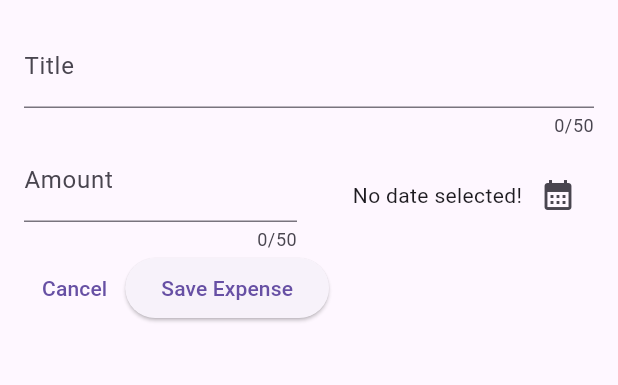
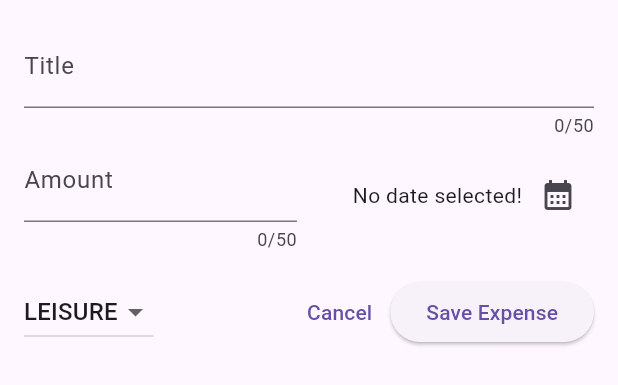
Before and after one commit to csk111165/Flutter-expense-tracker-app, a Flutter app: the NewExpense widget shown alone on an empty page, opened directly, on a phone screen of 412 x 824 dp. Shown: the top 385 px of the screen. Run offline on Flutter 3.47's test engine with Material 2 defaults, Android fonts, the phone set to English and light mode, and no system bars.

Commit message:
Adding dropdown and saving its value

```diff
--- a/lib/widgets/new_expense.dart
+++ b/lib/widgets/new_expense.dart
@@ -1,7 +1,8 @@
 import 'package:flutter/material.dart';
 import 'package:intl/intl.dart';
+import 'package:expense_tracker/models/expense.dart';
 
-final formatter =  DateFormat.yMd();
+final formatter = DateFormat.yMd();
 
 class NewExpense extends StatefulWidget {
   const NewExpense({super.key});
@@ -15,6 +16,7 @@ class _NewExpenseState extends State<NewExpense> {
   final _titleController = TextEditingController();
   final _amountController = TextEditingController();
   DateTime? _selectedDate;
+  Category _selectedCategory = Category.leisure;
 
   void _presentDatePicker() async {
     // predefined screen/widget provided by flutterS
@@ -67,26 +69,52 @@ class _NewExpenseState extends State<NewExpense> {
                   ),
                 ),
               ),
-              const SizedBox(width: 16,),
+              const SizedBox(
+                width: 16,
+              ),
               Expanded(
                 child: Row(
                   mainAxisAlignment: MainAxisAlignment.end,
                   crossAxisAlignment: CrossAxisAlignment.center,
                   children: [
                     // ! at the end of selecteDate suggests the flutter that the value won't be nulll
-                    Text(_selectedDate == null ? 'No date selected!': formatter.format(_selectedDate!)),
+                    Text(_selectedDate == null
+                        ? 'No date selected!'
+                        : formatter.format(_selectedDate!)),
                     IconButton(
                       onPressed: _presentDatePicker,
                       icon: const Icon(Icons.calendar_month),
                     ),
-
                   ],
                 ),
               ),
             ],
           ),
+          SizedBox(height: 16,),
           Row(
             children: [
+              DropdownButton(
+                value: _selectedCategory,
+                items: Category.values
+                    .map(
+                      (category) => DropdownMenuItem(
+                        value: category,
+                        child: Text(
+                          category.name.toUpperCase(),
+                        ),
+                      ),
+                    ).toList(), //toList to convert iterable to list
+                onChanged: (value) {
+                  if(value == null)
+                  {
+                    return;
+                  }
+                  setState(() {
+                    _selectedCategory = value;
+                  });
+                },
+              ),
+              Spacer(),
               TextButton(
                 onPressed: () {
                   Navigator.pop(context);
```
Lines whose indentation alone changed are shown as unchanged.
